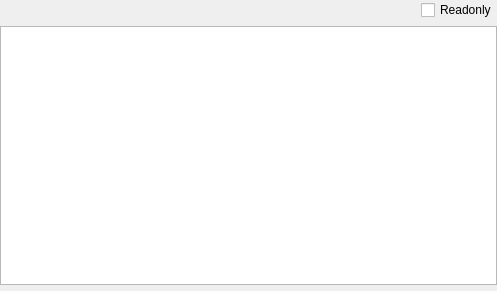
Old version of the form ELF/dynamicarraytagwidget.ui in the repository horsicq/FormatWidgets.
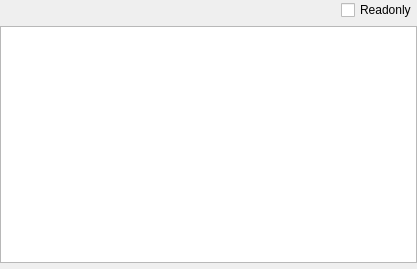
New version of the form. Custom widgets are drawn as their Qt base class.

```diff
--- a/ELF/dynamicarraytagwidget.ui
+++ b/ELF/dynamicarraytagwidget.ui
@@ -6,8 +6,8 @@
    <rect>
     <x>0</x>
     <y>0</y>
-    <width>497</width>
-    <height>291</height>
+    <width>417</width>
+    <height>269</height>
    </rect>
   </property>
   <property name="windowTitle">
```
